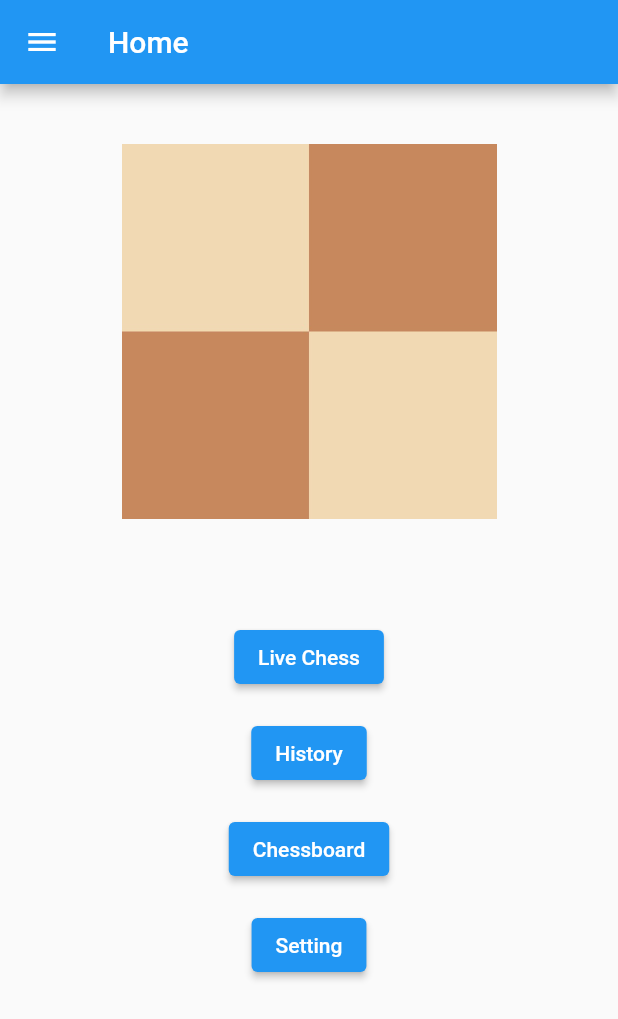
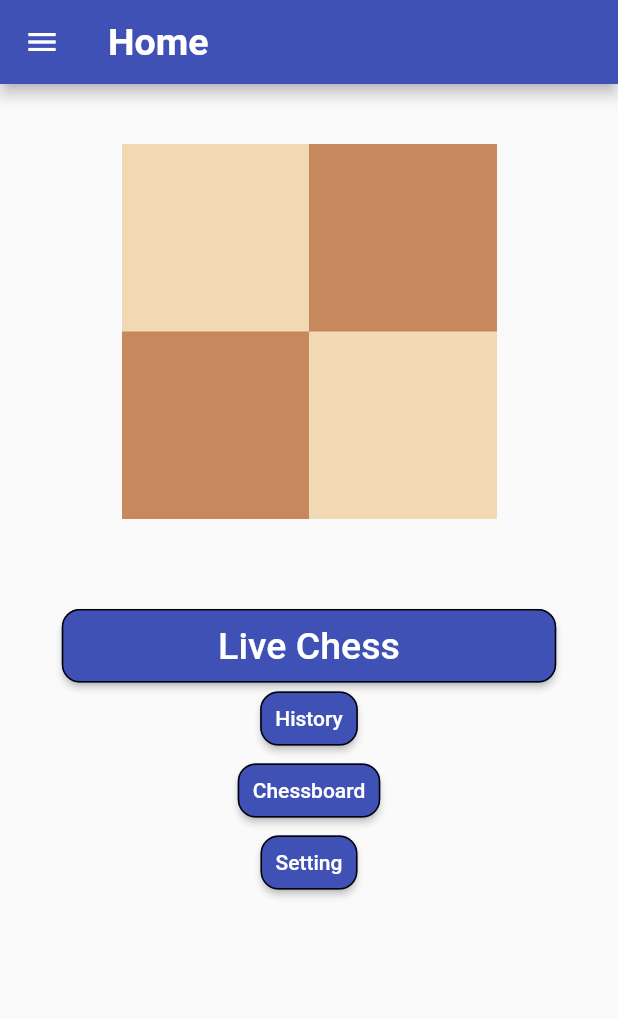
Before and after one commit to simsim2030/clio_app_amp_v2, a Flutter app: the HomePage screen opened directly, on a phone screen of 412 x 824 dp. Shown: the top 1019 px of the screen. Run offline on Flutter 3.47's test engine with Material 2 defaults, Android fonts, the phone set to English and light mode, and no system bars; our stand-ins replace flutter_svg; missing offline and left inert: amplify_auth_cognito, amplify_authenticator, amplify_flutter, chess, dart:ffi, flutter_stateless_chessboard; generated files the repository leaves out were written again.

Commit message:
Fixed theme dart and experimenting with homestyle

```diff
--- /dev/null
+++ b/lib/Screens/Home/components/main_theme_material_app.dart
@@ -0,0 +1,27 @@
+import 'package:amplify_authenticator/amplify_authenticator.dart';
+import 'package:clio_chess_amp_v2/Screens/Home/home_page.dart';
+import 'package:clio_chess_amp_v2/components/Theme/main_theme.dart';
+import 'package:flutter/material.dart';
+
+class MainThemeMaterialApp extends StatelessWidget {
+  const MainThemeMaterialApp({
+    Key? key,
+    required this.theme,
+    required this.home,
+  }) : super(key: key);
+
+  final MainTheme theme;
+  final HomePage home;
+
+  @override
+  Widget build(BuildContext context) {
+    return MaterialApp(
+      debugShowCheckedModeBanner: false,
+      theme: theme.mainLightTheme,
+      darkTheme: theme.mainDarkTheme,
+      themeMode: ThemeMode.system,
+      builder: Authenticator.builder(),
+      home: home,
+    );
+  }
+}
--- a/lib/Screens/Home/home_page.dart
+++ b/lib/Screens/Home/home_page.dart
@@ -1,6 +1,3 @@
-import 'package:amplify_auth_cognito/amplify_auth_cognito.dart';
-import 'package:amplify_authenticator/amplify_authenticator.dart';
-import 'package:amplify_flutter/amplify_flutter.dart';
 import 'package:clio_chess_amp_v2/Screens/OfflineChess/offline_chess_page.dart';
 import 'package:clio_chess_amp_v2/pages/history_page.dart';
 import 'package:clio_chess_amp_v2/pages/setting_page.dart';
@@ -18,59 +15,57 @@ class HomePage extends StatefulWidget {
 class _HomePageState extends State<HomePage> {
   @override
   Widget build(BuildContext context) {
+    Size size = MediaQuery.of(context).size;
     return Scaffold(
       appBar: AppBar(
         title: Text('Home'),
       ),
       drawer: MainDrawer(),
       body: Center(
-        child: Center(
         child: Column(
           // crossAxisAlignment: CrossAxisAlignment.start,
           children: [
-              Container(height: 40.0),
+            SizedBox(height: 40.0),
             Image.asset(
               'images/chess_squares.jpg',
               width: 250,
               height: 250,
               fit: BoxFit.cover,
             ),
-              Container(height: 60.0),
-              Padding(
-                padding: const EdgeInsets.all(8.0),
+            SizedBox(height: 60.0),
+            Container(
+              width: size.width * 0.8,
               child: ElevatedButton(
                 onPressed: () {},
-                  child: Text('Live Chess'),
+                child: Text(
+                  'Live Chess',
+                  style: Theme.of(context).textTheme.headline1,
                 ),
               ),
-              Padding(
-                padding: const EdgeInsets.all(8.0),
-                child: ElevatedButton(
+            ),
+            ElevatedButton(
               onPressed: () {
                 Navigator.of(context).pushNamed(HistoryPage.routeName);
               },
-                  child: Text('History'),
+              child: Text(
+                'History',
               ),
             ),
-              Padding(
-                padding: const EdgeInsets.all(8.0),
-                child: ElevatedButton(
+            ElevatedButton(
               onPressed: () {
-                      Navigator.of(context)
-                          .pushNamed(OfflineChessPage.routeName);
+                Navigator.of(context).pushNamed(OfflineChessPage.routeName);
               },
-                    child: Text('Chessboard')),
+              child: Text(
+                'Chessboard',
               ),
-              Padding(
-                padding: const EdgeInsets.all(8.0),
-                child: ElevatedButton(
+            ),
+            ElevatedButton(
               onPressed: () {
                 Navigator.of(context).pushNamed(SettingPage.routeName);
               },
-                    child: Text('Setting')),
+              child: Text('Setting'),
             ),
           ],
-          ),
         ),
       ),
     );
--- a/lib/Screens/auth/Login/login_page.dart
+++ b/lib/Screens/auth/Login/login_page.dart
@@ -1,6 +1,6 @@
 import 'package:amplify_authenticator/amplify_authenticator.dart';
 import 'package:clio_chess_amp_v2/Screens/auth/components/auth.dart';
-import 'package:clio_chess_amp_v2/components/Theme/login_signup_theme.dart';
+import 'package:clio_chess_amp_v2/components/Theme/main_theme.dart';
 import 'package:clio_chess_amp_v2/Screens/Home/home_page.dart';
 import 'package:flutter/material.dart';
 
@@ -11,7 +11,7 @@ class LoginPage extends StatelessWidget {
 
   @override
   Widget build(BuildContext context) {
-    final LoginSignupTheme theme = LoginSignupTheme();
+    final MainTheme theme = MainTheme();
     final AuthenticatorStep initialStep = AuthenticatorStep.signIn;
     final HomePage home = HomePage();
     return Auth(
--- a/lib/Screens/auth/Signup/signup_page.dart
+++ b/lib/Screens/auth/Signup/signup_page.dart
@@ -1,6 +1,6 @@
 import 'package:clio_chess_amp_v2/Screens/Home/home_page.dart';
 import 'package:clio_chess_amp_v2/Screens/auth/components/auth.dart';
-import 'package:clio_chess_amp_v2/components/Theme/login_signup_theme.dart';
+import 'package:clio_chess_amp_v2/components/Theme/main_theme.dart';
 import 'package:flutter/material.dart';
 import 'package:amplify_authenticator/amplify_authenticator.dart';
 
@@ -10,7 +10,7 @@ class SignupPage extends StatelessWidget {
 
   @override
   Widget build(BuildContext context) {
-    final LoginSignupTheme theme = LoginSignupTheme();
+    final MainTheme theme = MainTheme();
     final AuthenticatorStep initialStep = AuthenticatorStep.signUp;
     final HomePage home = HomePage();
     return Auth(
--- a/lib/components/Theme/login_signup_theme.dart
+++ b/lib/components/Theme/main_theme.dart
@@ -1,8 +1,8 @@
 import 'package:flutter/material.dart';
 
-class LoginSignupTheme {
+class MainTheme {
 // light theme
-  ThemeData customLightTheme = ThemeData(
+  ThemeData mainLightTheme = ThemeData(
     // app's colors scheme and brightness
     colorScheme: ColorScheme.fromSwatch(
       brightness: Brightness.light,
@@ -12,9 +12,14 @@ class LoginSignupTheme {
     indicatorColor: Colors.indigo,
     textTheme: const TextTheme(
       // text theme of the header on each step
+      headline1: TextStyle(
+        fontWeight: FontWeight.w500,
+        fontSize: 25,
+        color: Colors.white,
+      ),
       headline6: TextStyle(
         fontWeight: FontWeight.w600,
-        fontSize: 24,
+        fontSize: 25,
       ),
     ),
     // theme of the form fields for each step
@@ -32,16 +37,19 @@ class LoginSignupTheme {
     elevatedButtonTheme: ElevatedButtonThemeData(
       style: ButtonStyle(
         padding:
-            MaterialStateProperty.all<EdgeInsets>(const EdgeInsets.all(16)),
+            MaterialStateProperty.all<EdgeInsets>(const EdgeInsets.all(10)),
         shape: MaterialStateProperty.all<RoundedRectangleBorder>(
-          RoundedRectangleBorder(borderRadius: BorderRadius.circular(12)),
+          RoundedRectangleBorder(
+            borderRadius: BorderRadius.circular(12),
+            side: BorderSide(),
+          ),
         ),
       ),
     ),
   );
 
 // dark theme
-  ThemeData customDarkTheme = ThemeData(
+  ThemeData mainDarkTheme = ThemeData(
     colorScheme: ColorScheme.fromSwatch(
       brightness: Brightness.dark,
       primarySwatch: Colors.indigo,
```
Also changed, not shown: lib/Screens/auth/components/auth.dart (+5 -8 lines), lib/components/Theme/home_button_theme.dart (added, +18 -0 lines), lib/main.dart (+4 -4 lines), lib/providers.dart (deleted, +0 -24 lines). Lines whose indentation alone changed are shown as unchanged.
